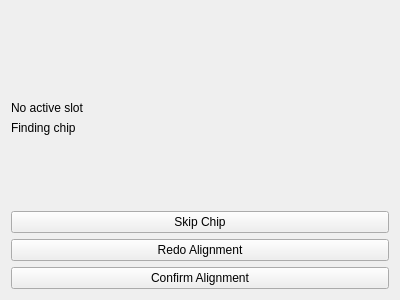
Before: the Qt Designer form src/DicedChip_ChipTestForm.ui in kkrizka/chister, drawn with Qt 5.
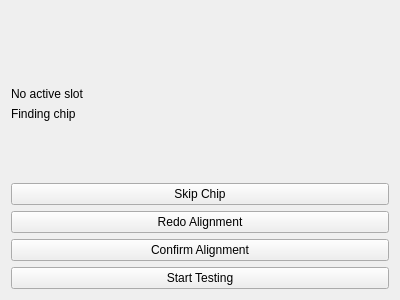
After: the same form once the commit is applied.

Commit message: Replace slot_t with DicedChipSlot for tracking the status of a chip inside a slot.

What changed in the file:
```diff
--- a/src/DicedChip_ChipTestForm.ui
+++ b/src/DicedChip_ChipTestForm.ui
@@ -120,6 +120,13 @@
      </property>
     </widget>
    </item>
+   <item>
+    <widget class="QPushButton" name="startTestPushButton">
+     <property name="text">
+      <string>Start Testing</string>
+     </property>
+    </widget>
+   </item>
   </layout>
  </widget>
  <resources/>
```
The commit also changes 17 other files.
